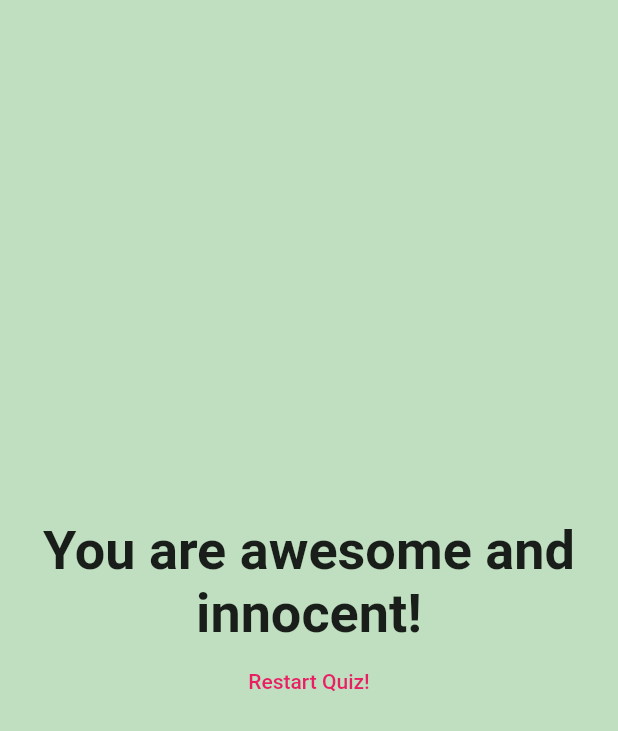
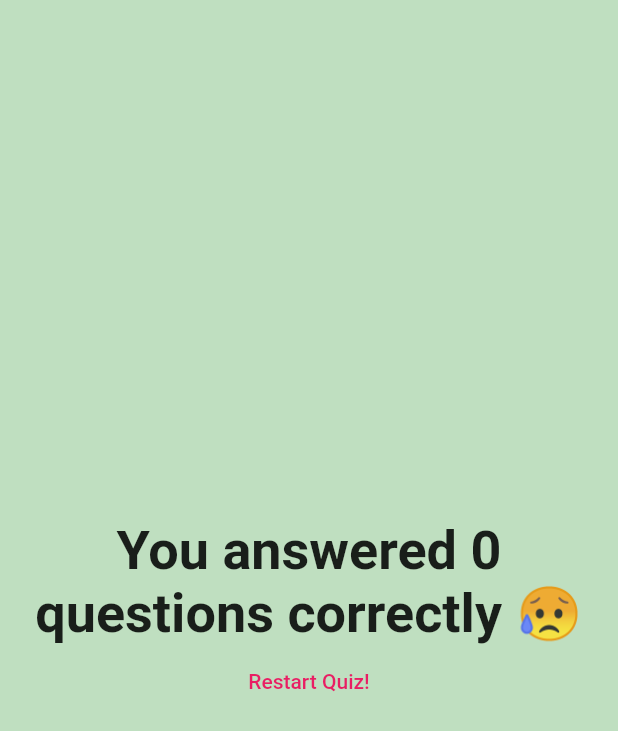
Before and after one commit to iwonarudzinska/medicinal_herbs, a Flutter app: the Result widget shown alone on an empty page, opened directly with empty values, on a phone screen of 412 x 824 dp. Shown: the top 731 px of the screen. Run offline on Flutter 3.47's test engine with Material 2 defaults, Android fonts, the phone set to English and light mode, and no system bars; our stand-ins replace curved_navigation_bar, firebase_auth, firebase_core, google_fonts; missing offline and left inert: flutterfire_ui; accounts and stored records are empty.

Commit message:
Add questions to quiz

```diff
--- a/lib/features/quiz_page/quiz_elements/quiz_home.dart
+++ b/lib/features/quiz_page/quiz_elements/quiz_home.dart
@@ -16,21 +16,43 @@ class QuizHomePage extends StatefulWidget {
 class _QuizHomePageState extends State<QuizHomePage> {
   final _questions = const [
     {
-      'questionText': 'What\'s your favorite color?',
+      'questionText':
+          "Question 1:\n\nWhat's this species that is added to the dried silage?",
       'answers': [
-        {'text': 'Black', 'score': 10},
-        {'text': 'Red', 'score': 5},
-        {'text': 'Green', 'score': 3},
-        {'text': 'White', 'score': 1}
+        {'text': 'Garlic', 'score': 0},
+        {'text': 'Dill', 'score': 1},
+        {'text': 'Parsley', 'score': 0},
+        {'text': 'Oregano', 'score': 0}
       ]
     },
     {
-      'questionText': 'What\'s your favorite animal?',
+      'questionText':
+          'Question 2:\n\nThis species is commonly used in the form of infusions. It is famous for its sedative properties. It is: ?',
       'answers': [
-        {'text': 'Rabbit', 'score': 3},
-        {'text': 'Snake', 'score': 11},
-        {'text': 'Elephant', 'score': 5},
-        {'text': 'Lion', 'score': 9}
+        {'text': 'Melissa', 'score': 1},
+        {'text': 'Verbena', 'score': 0},
+        {'text': 'Lavender', 'score': 0},
+        {'text': 'Rosemary', 'score': 0}
+      ]
+    },
+    {
+      'questionText':
+          "Question 3:\n\nWhat's this herb that is famous for its high iron and folic acid content?",
+      'answers': [
+        {'text': 'Sorrel', 'score': 0},
+        {'text': 'Spinach', 'score': 0},
+        {'text': 'Parsley', 'score': 1},
+        {'text': 'Fenugreek', 'score': 0}
+      ]
+    },
+    {
+      'questionText':
+          "Question 4:\n\nThis aromatic herb is powerful and should be used in moderation, as it can lead to intoxication if consumed too much. It is: ?",
+      'answers': [
+        {'text': 'Savory', 'score': 0},
+        {'text': 'Lovage', 'score': 0},
+        {'text': 'Sage', 'score': 1},
+        {'text': 'Chive', 'score': 0}
       ]
     },
   ];
@@ -38,10 +60,9 @@ class _QuizHomePageState extends State<QuizHomePage> {
   var _totalScore = 0;
   void _resetQuiz() {
     setState(() {
-          _questionIndex = 0;
-    _totalScore = 0;
+      _questionIndex = 0;
+      _totalScore = 0;
     });
-
   }
 
   void _answerQuestion(int score) {
@@ -58,6 +79,7 @@ class _QuizHomePageState extends State<QuizHomePage> {
       home: Scaffold(
         appBar: AppBar(
           title: const Text('QUIZ'),
+          centerTitle: true,
         ),
         body: _questionIndex < _questions.length
             ? QuizPage(
--- a/lib/features/quiz_page/quiz_elements/result.dart
+++ b/lib/features/quiz_page/quiz_elements/result.dart
@@ -3,21 +3,21 @@ import 'package:flutter/material.dart';
 class Result extends StatelessWidget {
   final int resultScore;
   final VoidCallback resetHandler;
-   const Result(this.resultScore, this.resetHandler, {Key? key}) : super(key: key);
+  const Result(this.resultScore, this.resetHandler, {Key? key})
+      : super(key: key);
   String get resultPhrase {
-    String resultText = 'You did it!';
+    String resultText = 'You did it! 💪\n\nYou answered all the questions correctly!\n\nCONGRATULATIONS 🎉';
 
-    if (resultScore <= 8) {
-      resultText = 'You are awesome and innocent!';
-
-    } else if (resultScore <= 12) {
-      resultText = 'Pretty likeable!';
-
-    } else if (resultScore <= 16) {
-      resultText = 'You are ... strange?!';
-
-    } else {
-      resultText = 'You are so bad!';
+    if (resultScore <= 0) {
+      resultText = 'You answered 0 questions correctly 😥';
+    } else if (resultScore <= 1) {
+      resultText = 'You answered 1 questions correctly 🙁';
+    } else if (resultScore <= 2) {
+      resultText = 'You answered 2 questions correctly 😕';
+    } else if (resultScore <= 3) {
+      resultText = 'You answered 3 questions correctly 😊';
+    // } else {
+    //   resultText = 'You are awesome and innocent!';
     }
     return resultText;
   }
```
Also changed, not shown: lib/features/quiz_page/quiz_page.dart (+0 -23 lines).
